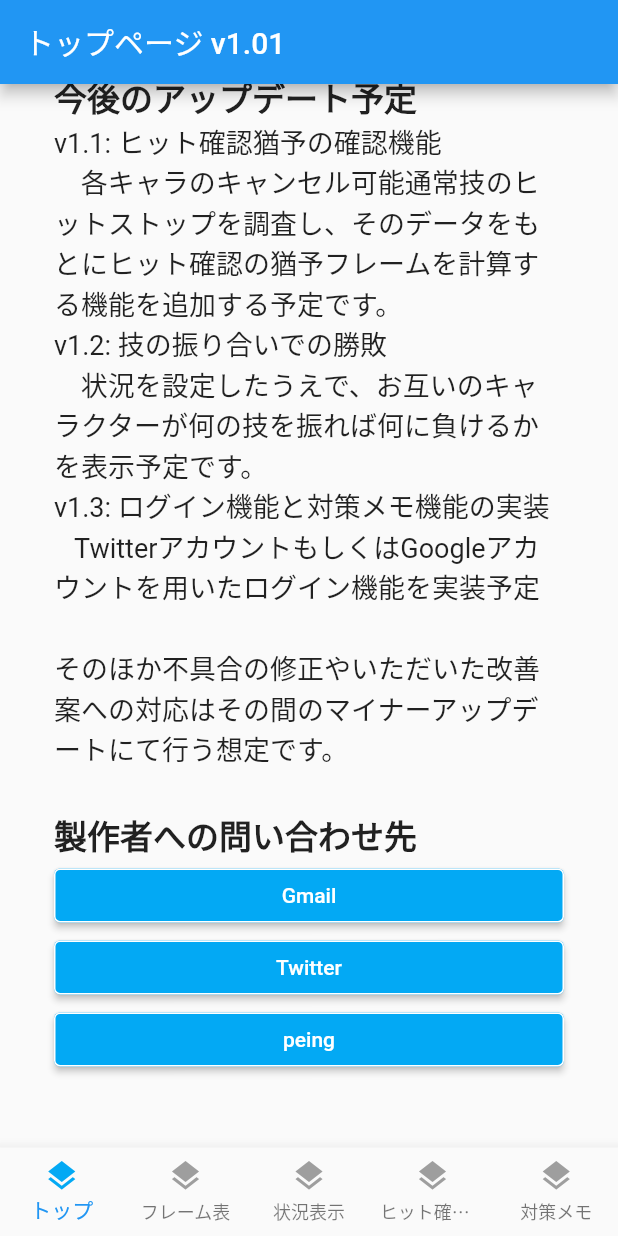
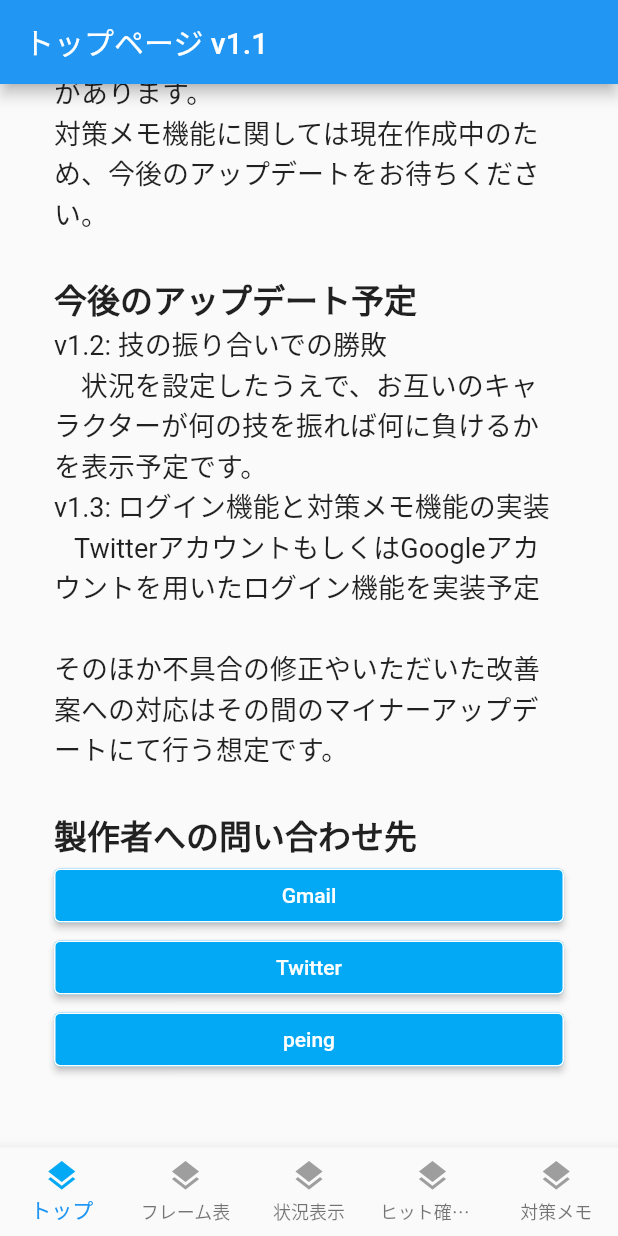
Before and after one commit to koikeya0876/KoihimeEnbuRyoRaiRaiFrameCheck, a Flutter app: the screen it shows after launch, scrolled down 1152 dp, on a phone screen of 412 x 824 dp. Run offline on Flutter 3.47's test engine with Material 2 defaults, Android fonts, the phone set to English and light mode, and no system bars; our stand-ins replace cloud_firestore; accounts and stored records are empty.

Commit message:
トップページの説明を修正しました

```diff
--- a/lib/pages/top_page.dart
+++ b/lib/pages/top_page.dart
@@ -7,7 +7,7 @@ class TopPage extends StatelessWidget {
     final Size size = MediaQuery.of(context).size;
     return Scaffold(
       appBar: AppBar(
-        title: Text('トップページ v1.01'),
+        title: Text('トップページ v1.1'),
       ),
       body: ListView(
         shrinkWrap: true,
@@ -21,12 +21,12 @@ class TopPage extends StatelessWidget {
           Text('使用方法',
               style: TextStyle(fontSize: 22, fontWeight: FontWeight.bold)),
           Text(
-              '本Webアプリは大きく分けて3種類の使用方法を想定しています。\nフレーム表：フレームを確認したいキャラを選択すれば公式のフレーム表が表示されます。\n状況表示：攻撃側キャラ、防御側キャラ、技、ヒット状況（ガードorノーマルヒットorカウンターヒット）を選択すれば、有利不利の状況と技の振り合いでの勝ち負けを表示します。あくまでフレーム表をもとに持続の1F目をガードorヒットしているとして計算しているため、持続当てや技のリーチによっては勝敗は変化する可能性があります。\n対策メモ：メモを記入したいキャラを選択すれば調べた内容をもとにキャラ別のメモを記入することができます。対策メモを使用するためにはログインする必要があります。\n対策メモ機能に関しては現在作成中のため、今後のアップデートをお待ちください。\n',
+              '本Webアプリは大きく分けて4種類の使用方法を想定しています。\nフレーム表：フレームを確認したいキャラを選択すれば公式のフレーム表が表示されます。\n状況表示：攻撃側キャラ、防御側キャラ、技、ヒット状況（ガードorノーマルヒットorカウンターヒット）を選択すれば、有利不利の状況と技の振り合いでの勝ち負けを表示します。あくまでフレーム表をもとに持続の1F目をガードorヒットしているとして計算しているため、持続当てや技のリーチによっては勝敗は変化する可能性があります。\nヒット確認猶予：キャラクター、キャンセル元技、キャンセル先技、ヒット状況（ノーマルヒットorカウンターヒット）を選択すれば、確認猶予が何フレームかを表示します。\n対策メモ：メモを記入したいキャラを選択すれば調べた内容をもとにキャラ別のメモを記入することができます。対策メモを使用するためにはログインする必要があります。\n対策メモ機能に関しては現在作成中のため、今後のアップデートをお待ちください。\n',
               style: TextStyle(height: 1.5, fontSize: 18)),
           Text('今後のアップデート予定',
               style: TextStyle(fontSize: 22, fontWeight: FontWeight.bold)),
           Text(
-              'v1.1: ヒット確認猶予の確認機能\n    各キャラのキャンセル可能通常技のヒットストップを調査し、そのデータをもとにヒット確認の猶予フレームを計算する機能を追加する予定です。\nv1.2: 技の振り合いでの勝敗\n    状況を設定したうえで、お互いのキャラクターが何の技を振れば何に負けるかを表示予定です。\nv1.3: ログイン機能と対策メモ機能の実装\n   TwitterアカウントもしくはGoogleアカウントを用いたログイン機能を実装予定\n\nそのほか不具合の修正やいただいた改善案への対応はその間のマイナーアップデートにて行う想定です。\n',
+              'v1.2: 技の振り合いでの勝敗\n    状況を設定したうえで、お互いのキャラクターが何の技を振れば何に負けるかを表示予定です。\nv1.3: ログイン機能と対策メモ機能の実装\n   TwitterアカウントもしくはGoogleアカウントを用いたログイン機能を実装予定\n\nそのほか不具合の修正やいただいた改善案への対応はその間のマイナーアップデートにて行う想定です。\n',
               style: TextStyle(height: 1.5, fontSize: 18)),
           Text('製作者への問い合わせ先',
               style: TextStyle(fontSize: 22, fontWeight: FontWeight.bold)),
```
Also changed, not shown: 1 other file.
